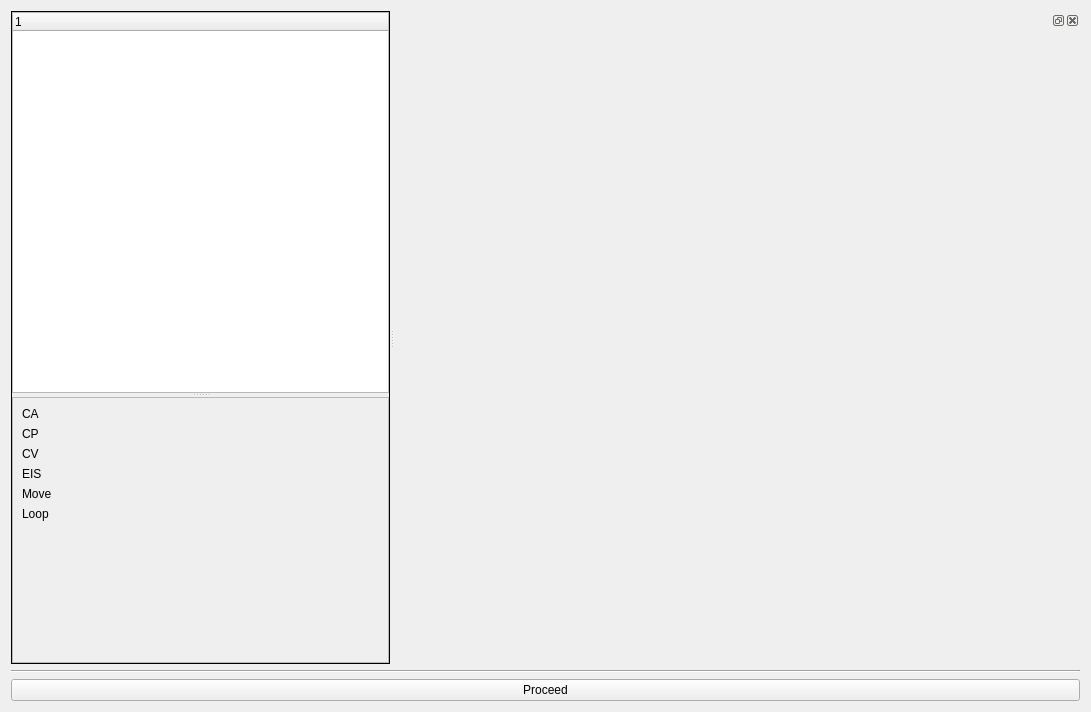
Old version of the form qt_EC.ui in the repository ChristopherYJS/ElectrochemicalOuija.
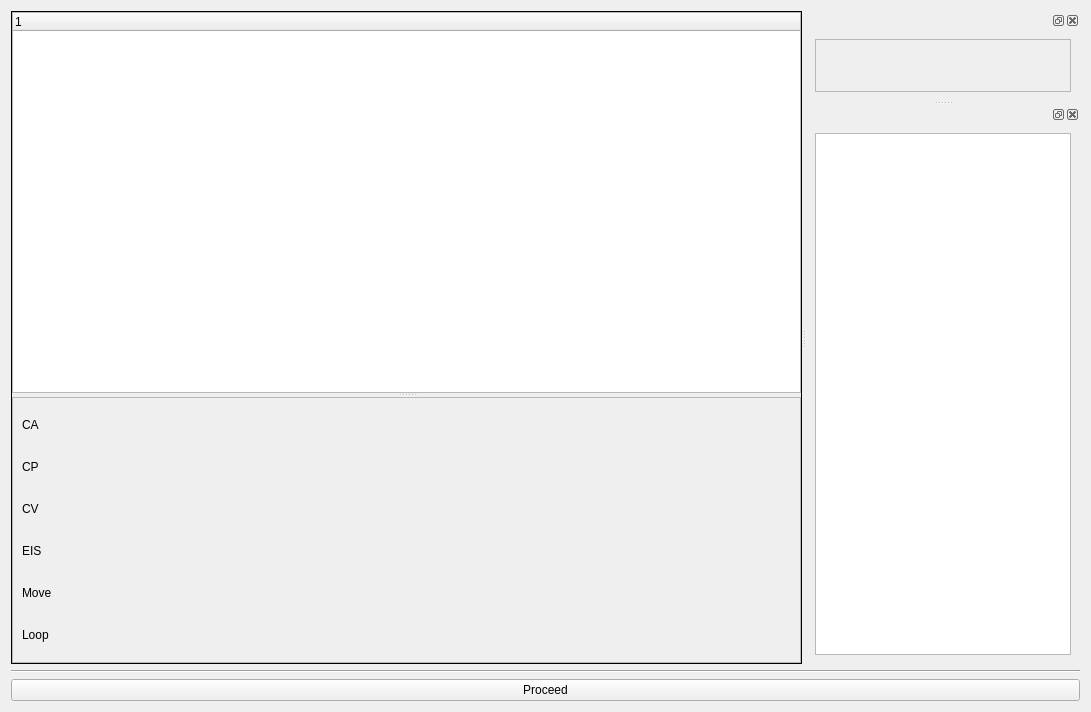
New version of the form.

```diff
--- a/qt_EC.ui
+++ b/qt_EC.ui
@@ -21,7 +21,7 @@
   </property>
   <layout class="QVBoxLayout" name="verticalLayout_2">
    <item>
-    <widget class="QSplitter" name="splitter_2">
+    <widget class="QSplitter" name="splitter_3">
      <property name="sizePolicy">
       <sizepolicy hsizetype="Preferred" vsizetype="Preferred">
        <horstretch>0</horstretch>
@@ -33,7 +33,7 @@
      </property>
      <widget class="QSplitter" name="splitter">
       <property name="sizePolicy">
-       <sizepolicy hsizetype="Fixed" vsizetype="Preferred">
+       <sizepolicy hsizetype="Ignored" vsizetype="Preferred">
         <horstretch>1</horstretch>
         <verstretch>0</verstretch>
        </sizepolicy>
@@ -59,7 +59,7 @@
       </widget>
       <widget class="QScrollArea" name="scrollAreaOption">
        <property name="sizePolicy">
-        <sizepolicy hsizetype="Preferred" vsizetype="Preferred">
+        <sizepolicy hsizetype="Ignored" vsizetype="Expanding">
          <horstretch>0</horstretch>
          <verstretch>0</verstretch>
         </sizepolicy>
@@ -72,12 +72,12 @@
          <rect>
           <x>0</x>
           <y>0</y>
-          <width>723</width>
-          <height>126</height>
+          <width>975</width>
+          <height>258</height>
          </rect>
         </property>
         <property name="sizePolicy">
-         <sizepolicy hsizetype="Preferred" vsizetype="Maximum">
+         <sizepolicy hsizetype="Preferred" vsizetype="Preferred">
           <horstretch>0</horstretch>
           <verstretch>0</verstretch>
          </sizepolicy>
@@ -135,14 +135,59 @@
        </widget>
       </widget>
      </widget>
-     <widget class="QDockWidget" name="dockWidget">
+     <widget class="QSplitter" name="splitter_2">
       <property name="sizePolicy">
-       <sizepolicy hsizetype="Preferred" vsizetype="Preferred">
-        <horstretch>8</horstretch>
+       <sizepolicy hsizetype="Expanding" vsizetype="Expanding">
+        <horstretch>0</horstretch>
         <verstretch>0</verstretch>
        </sizepolicy>
       </property>
-      <widget class="QWidget" name="dockWidgetContents"/>
+      <property name="orientation">
+       <enum>Qt::Vertical</enum>
+      </property>
+      <widget class="QDockWidget" name="dockWidget">
+       <property name="sizePolicy">
+        <sizepolicy hsizetype="Expanding" vsizetype="Preferred">
+         <horstretch>8</horstretch>
+         <verstretch>0</verstretch>
+        </sizepolicy>
+       </property>
+       <widget class="QWidget" name="dockWidgetContents">
+        <layout class="QVBoxLayout" name="verticalLayout_4">
+         <item>
+          <widget class="QFrame" name="frame">
+           <property name="sizePolicy">
+            <sizepolicy hsizetype="Expanding" vsizetype="Preferred">
+             <horstretch>0</horstretch>
+             <verstretch>0</verstretch>
+            </sizepolicy>
+           </property>
+           <property name="frameShape">
+            <enum>QFrame::StyledPanel</enum>
+           </property>
+           <property name="frameShadow">
+            <enum>QFrame::Raised</enum>
+           </property>
+          </widget>
+         </item>
+        </layout>
+       </widget>
+      </widget>
+      <widget class="QDockWidget" name="dockWidget_2">
+       <property name="sizePolicy">
+        <sizepolicy hsizetype="Expanding" vsizetype="Preferred">
+         <horstretch>0</horstretch>
+         <verstretch>0</verstretch>
+        </sizepolicy>
+       </property>
+       <widget class="QWidget" name="dockWidgetContents_2">
+        <layout class="QVBoxLayout" name="verticalLayout_3">
+         <item>
+          <widget class="QTextEdit" name="textEdit"/>
+         </item>
+        </layout>
+       </widget>
+      </widget>
      </widget>
     </widget>
    </item>
```
